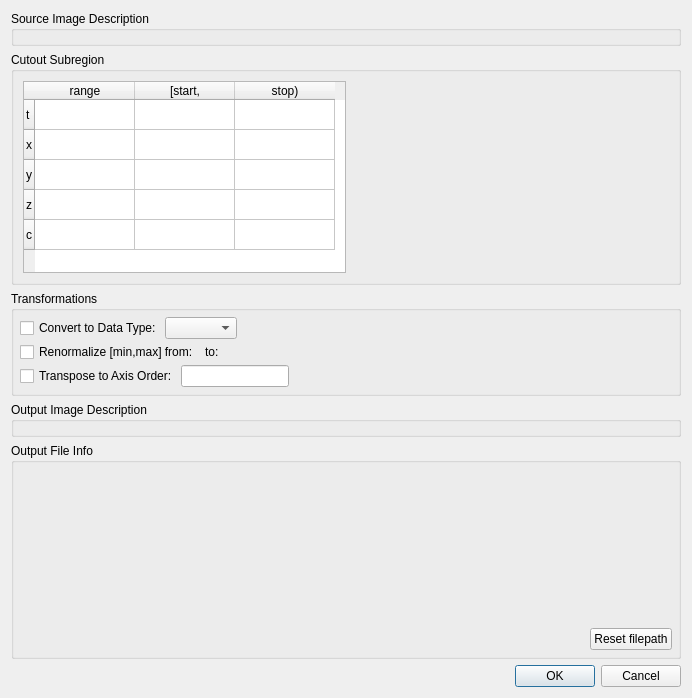
The window that volumina/widgets/dataExportOptionsDlg.ui (ilastik/volumina) describes before a commit, drawn with Qt 5.
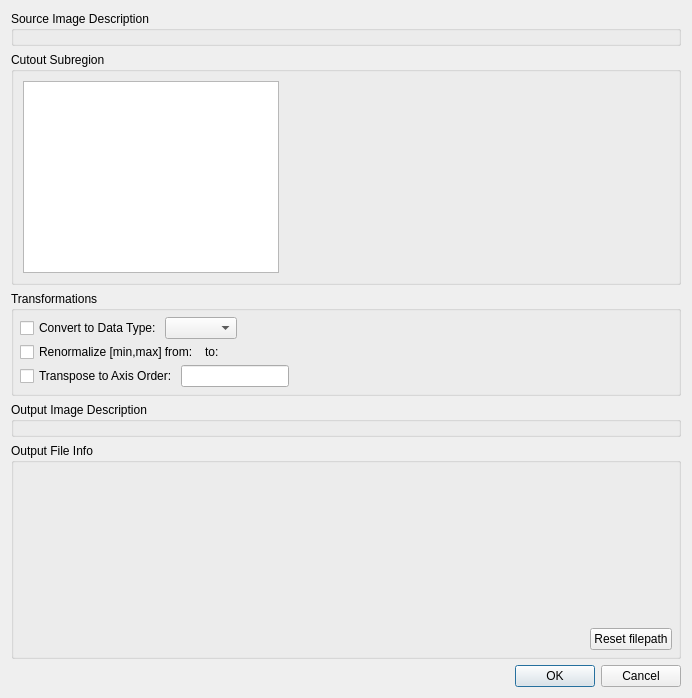
The same window after the commit. Custom widgets are drawn as their Qt base class.

Commit message:
Nicer sizing of export dialog components
Going towards preferred and minimal more vs expanding

Also removed weird connection settings which seem to be some artifact of
UI tooling (QtDesigner).

```diff
--- a/volumina/widgets/dataExportOptionsDlg.ui
+++ b/volumina/widgets/dataExportOptionsDlg.ui
@@ -68,60 +68,11 @@
       <item>
        <widget class="SubregionRoiWidget" name="roiWidget">
         <property name="sizePolicy">
-         <sizepolicy hsizetype="MinimumExpanding" vsizetype="Minimum">
+         <sizepolicy hsizetype="Preferred" vsizetype="Preferred">
           <horstretch>0</horstretch>
           <verstretch>0</verstretch>
          </sizepolicy>
         </property>
-        <property name="rowCount">
-         <number>5</number>
-        </property>
-        <property name="columnCount">
-         <number>3</number>
-        </property>
-        <attribute name="verticalHeaderCascadingSectionResizes">
-         <bool>false</bool>
-        </attribute>
-        <row>
-         <property name="text">
-          <string>t</string>
-         </property>
-        </row>
-        <row>
-         <property name="text">
-          <string>x</string>
-         </property>
-        </row>
-        <row>
-         <property name="text">
-          <string>y</string>
-         </property>
-        </row>
-        <row>
-         <property name="text">
-          <string>z</string>
-         </property>
-        </row>
-        <row>
-         <property name="text">
-          <string>c</string>
-         </property>
-        </row>
-        <column>
-         <property name="text">
-          <string>range</string>
-         </property>
-        </column>
-        <column>
-         <property name="text">
-          <string>[start,</string>
-         </property>
-        </column>
-        <column>
-         <property name="text">
-          <string>stop)</string>
-         </property>
-        </column>
        </widget>
       </item>
       <item>
```
Left out of the diff: 26 changed lines with no effect on the pictures. The commit also changes 5 other files.
